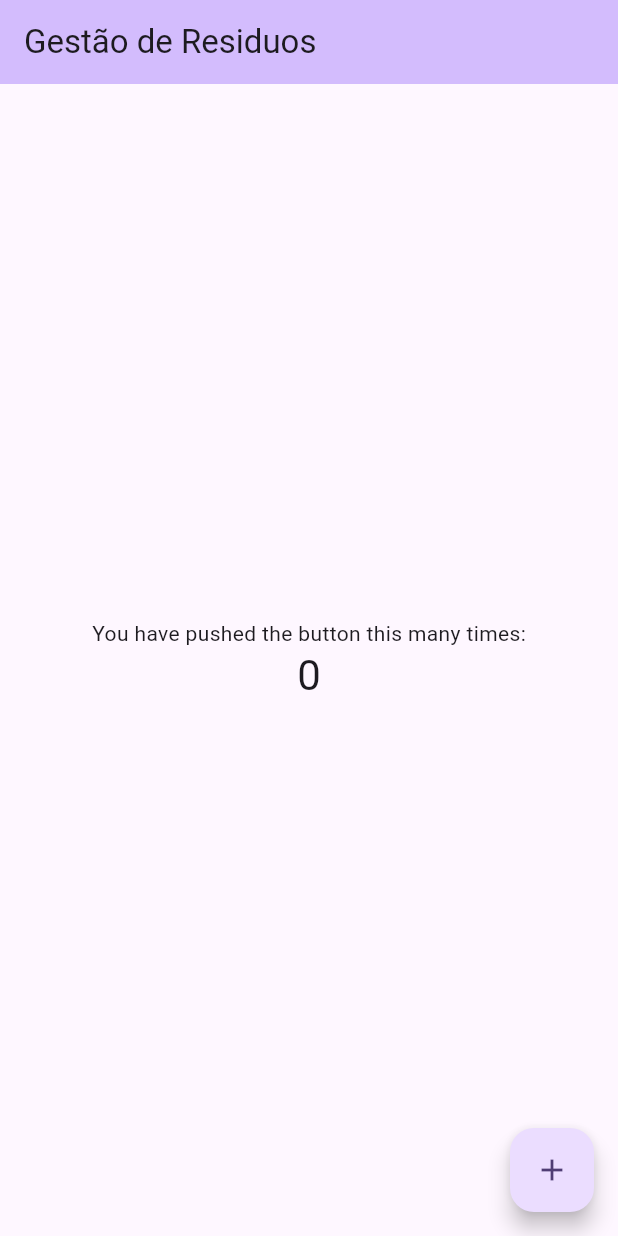
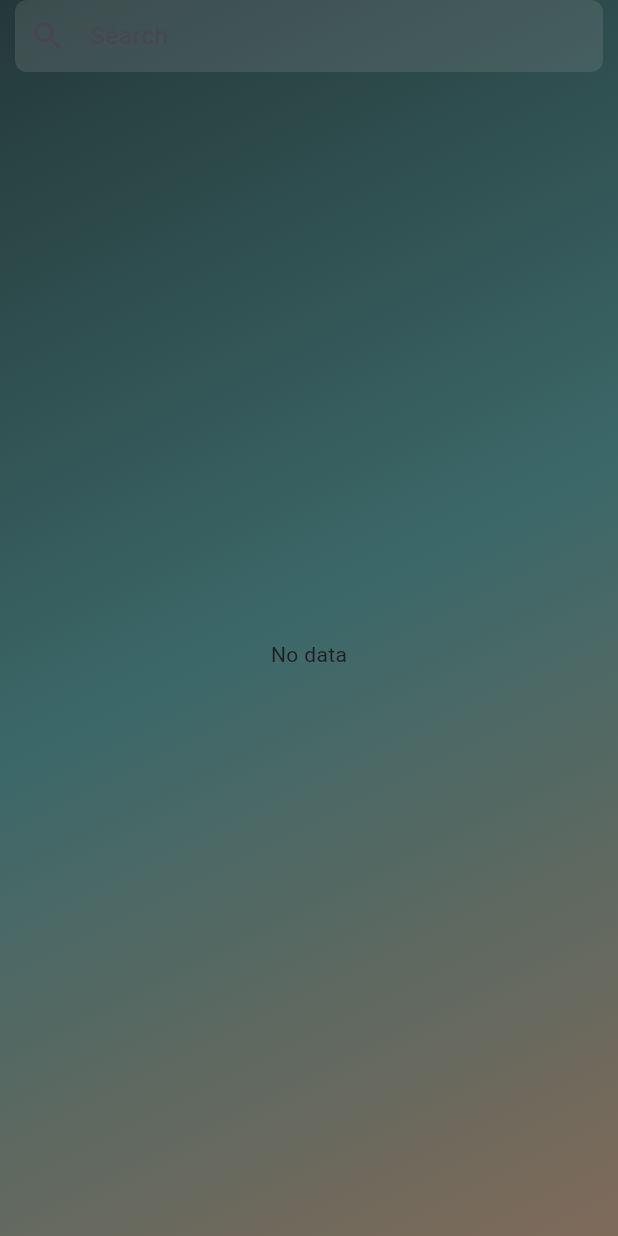
Before and after one commit to joaoobx/gestao_de_residuos, a Flutter app: the screen it shows after launch, on a phone screen of 412 x 824 dp. Run offline on Flutter 3.47's test engine with Material 3 defaults, Android fonts, the phone set to English and light mode, and no system bars; our stand-ins replace sqflite; accounts and stored records are empty.

Commit message:
background fix

```diff
--- /dev/null
+++ b/lib/JsonModels/note_model.dart
@@ -0,0 +1,27 @@
+class NoteModel {
+  final int? noteId;
+  final String noteTitle;
+  final String noteContent;
+  final String createdAt;
+
+  NoteModel({
+    this.noteId,
+    required this.noteTitle,
+    required this.noteContent,
+    required this.createdAt,
+  });
+
+  factory NoteModel.fromMap(Map<String, dynamic> json) => NoteModel(
+        noteId: json["noteId"],
+        noteTitle: json["noteTitle"],
+        noteContent: json["noteContent"],
+        createdAt: json["createdAt"],
+      );
+
+  Map<String, dynamic> toMap() => {
+        "noteId": noteId,
+        "noteTitle": noteTitle,
+        "noteContent": noteContent,
+        "createdAt": createdAt,
+      };
+}
--- /dev/null
+++ b/lib/Views/home_screen.dart
@@ -0,0 +1,209 @@
+import 'package:flutter/cupertino.dart';
+import 'package:flutter/material.dart';
+import 'package:gerenciamento_de_residuos/JsonModels/note_model.dart';
+import 'package:gerenciamento_de_residuos/SQLite/sqlite.dart';
+import 'package:intl/intl.dart';
+
+class HomeScreen extends StatefulWidget {
+  const HomeScreen({super.key});
+
+  @override
+  State<HomeScreen> createState() => _HomeScreenState();
+}
+
+class _HomeScreenState extends State<HomeScreen> {
+  late DatabaseHelper handler;
+  late Future<List<NoteModel>> notes;
+  final db = DatabaseHelper();
+
+  final title = TextEditingController();
+  final content = TextEditingController();
+  final keyword = TextEditingController();
+
+  @override
+  void initState() {
+    handler = DatabaseHelper();
+    notes = handler.getNotes();
+
+    handler.initDB().whenComplete(() {
+      notes = getAllNotes();
+    });
+    super.initState();
+  }
+
+  Future<List<NoteModel>> getAllNotes() {
+    return handler.getNotes();
+  }
+
+  //Search method here
+  //First we have to create a method in Database helper class
+  Future<List<NoteModel>> searchNote() {
+    return handler.searchNotes(keyword.text);
+  }
+
+  //Refresh method
+  Future<void> _refresh() async {
+    setState(() {
+      notes = getAllNotes();
+    });
+  }
+
+  @override
+  Widget build(BuildContext context) {
+    return Scaffold(
+        body: Container(
+          decoration: const BoxDecoration(
+              gradient: LinearGradient(
+                begin: Alignment.topLeft,
+                end: Alignment.bottomRight,
+                colors: [
+                  Color.fromRGBO(36, 56, 57, 1),
+                  Color.fromRGBO(60, 104, 105, 1),
+                  Color.fromRGBO(127, 106, 89, 1),
+                ],
+              )
+          ),
+          child: Column(
+            children: [
+              //Search Field here
+              Container(
+                padding: const EdgeInsets.symmetric(horizontal: 10),
+                margin: const EdgeInsets.symmetric(horizontal: 10),
+                decoration: BoxDecoration(
+                    color: Colors.grey.withOpacity(.2),
+                    borderRadius: BorderRadius.circular(8)),
+                child: TextFormField(
+                  controller: keyword,
+                  onChanged: (value) {
+                    //When we type something in textfield
+                    if (value.isNotEmpty) {
+                      setState(() {
+                        notes = searchNote();
+                      });
+                    } else {
+                      setState(() {
+                        notes = getAllNotes();
+                      });
+                    }
+                  },
+                  decoration: const InputDecoration(
+                      border: InputBorder.none,
+                      icon: Icon(Icons.search),
+                      hintText: "Search"),
+                ),
+              ),
+              Expanded(
+                child: FutureBuilder<List<NoteModel>>(
+                  future: notes,
+                  builder: (BuildContext context,
+                      AsyncSnapshot<List<NoteModel>> snapshot) {
+                    if (snapshot.connectionState == ConnectionState.waiting) {
+                      return const CircularProgressIndicator();
+                    } else if (snapshot.hasData && snapshot.data!.isEmpty) {
+                      return const Center(child: Text("No data"));
+                    } else if (snapshot.hasError) {
+                      return Text(snapshot.error.toString());
+                    } else {
+                      final items = snapshot.data ?? <NoteModel>[];
+                      return ListView.builder(
+                          itemCount: items.length,
+                          itemBuilder: (context, index) {
+                            return ListTile(
+                              subtitle: Text(DateFormat("yMd").format(
+                                  DateTime.parse(items[index].createdAt))),
+                              title: Text(items[index].noteTitle),
+                              trailing: IconButton(
+                                icon: const Icon(Icons.delete),
+                                onPressed: () {
+                                  //We call the delete method in database helper
+                                  db
+                                      .deleteNote(items[index].noteId!)
+                                      .whenComplete(() {
+                                    //After success delete , refresh notes
+                                    //Done, next step is update notes
+                                    _refresh();
+                                  });
+                                },
+                              ),
+                              onTap: () {
+                                //When we click on note
+                                setState(() {
+                                  title.text = items[index].noteTitle;
+                                  content.text = items[index].noteContent;
+                                });
+                                showDialog(
+                                    context: context,
+                                    builder: (context) {
+                                      return AlertDialog(
+                                        actions: [
+                                          Row(
+                                            children: [
+                                              TextButton(
+                                                onPressed: () {
+                                                  //Now update method
+                                                  db
+                                                      .updateNote(
+                                                      title.text,
+                                                      content.text,
+                                                      items[index].noteId)
+                                                      .whenComplete(() {
+                                                    //After update, note will refresh
+                                                    _refresh();
+                                                    Navigator.pop(context);
+                                                  });
+                                                },
+                                                child: const Text("Update"),
+                                              ),
+                                              TextButton(
+                                                onPressed: () {
+                                                  Navigator.pop(context);
+                                                },
+                                                child: const Text("Cancel"),
+                                              ),
+                                            ],
+                                          ),
+                                        ],
+                                        title: const Text("Update note"),
+                                        content: Column(
+                                            mainAxisSize: MainAxisSize.min,
+                                            children: [
+                                              //We need two textfield
+                                              TextFormField(
+                                                controller: title,
+                                                validator: (value) {
+                                                  if (value!.isEmpty) {
+                                                    return "Title is required";
+                                                  }
+                                                  return null;
+                                                },
+                                                decoration: const InputDecoration(
+                                                  label: Text("Title"),
+                                                ),
+                                              ),
+                                              TextFormField(
+                                                controller: content,
+                                                validator: (value) {
+                                                  if (value!.isEmpty) {
+                                                    return "Content is required";
+                                                  }
+                                                  return null;
+                                                },
+                                                decoration: const InputDecoration(
+                                                  label: Text("Content"),
+                                                ),
+                                              ),
+                                            ]),
+                                      );
+                                    });
+                              },
+                            );
+                          });
+                    }
+                  },
+                ),
+              ),
+            ],
+          )),
+    );
+  }
+}
--- a/lib/main.dart
+++ b/lib/main.dart
@@ -1,6 +1,17 @@
 import 'package:flutter/material.dart';
+import 'package:flutter/services.dart';
+import 'package:gerenciamento_de_residuos/Views/home_screen.dart';
+import 'package:gerenciamento_de_residuos/Views/notes.dart';
 
 void main() {
+  SystemChrome.setSystemUIOverlayStyle(const SystemUiOverlayStyle(
+    statusBarColor: Colors.transparent,
+    statusBarBrightness: Brightness.dark,
+    systemNavigationBarColor: Colors.transparent,
+    systemNavigationBarDividerColor: Colors.transparent,
+    systemNavigationBarIconBrightness: Brightness.dark,
+    statusBarIconBrightness: Brightness.dark,
+  ));
   runApp(const MyApp());
 }
 
@@ -11,61 +22,13 @@ class MyApp extends StatelessWidget {
   @override
   Widget build(BuildContext context) {
     return MaterialApp(
+      debugShowCheckedModeBanner: false,
       title: 'Flutter Demo',
       theme: ThemeData(
         colorScheme: ColorScheme.fromSeed(seedColor: Colors.deepPurple),
         useMaterial3: true,
       ),
-      home: const MyHomePage(title: 'Gestão de Residuos'),
+      home: const HomeScreen(),
     );
   }
 }
-
-class MyHomePage extends StatefulWidget {
-  const MyHomePage({super.key, required this.title});
-
-  final String title;
-
-  @override
-  State<MyHomePage> createState() => _MyHomePageState();
-}
-
-class _MyHomePageState extends State<MyHomePage> {
-  int _counter = 0;
-
-  void _incrementCounter() {
-    setState(() {
-      _counter++;
-    });
-  }
-
-  @override
-  Widget build(BuildContext context) {
-    return Scaffold(
-      appBar: AppBar(
-        backgroundColor: Theme.of(context).colorScheme.inversePrimary,
-        title: Text(widget.title),
-      ),
-      body: Center(
-        child: Column(
-
-          mainAxisAlignment: MainAxisAlignment.center,
-          children: <Widget>[
-            const Text(
-              'You have pushed the button this many times:',
-            ),
-            Text(
-              '$_counter',
-              style: Theme.of(context).textTheme.headlineMedium,
-            ),
-          ],
-        ),
-      ),
-      floatingActionButton: FloatingActionButton(
-        onPressed: _incrementCounter,
-        tooltip: 'Increment',
-        child: const Icon(Icons.add),
-      ),
-    );
-  }
-}
```
Also changed, not shown: lib/SQLite/sqlite.dart (added, +63 -0 lines), lib/Views/create_note.dart (added, +80 -0 lines), lib/Views/notes.dart (added, +216 -0 lines), pubspec.yaml (+6 -4 lines), lib/assets/gradient.jpg (added), lib/assets/leaves.png (added), lib/assets/login.png (added), pubspec.lock.
